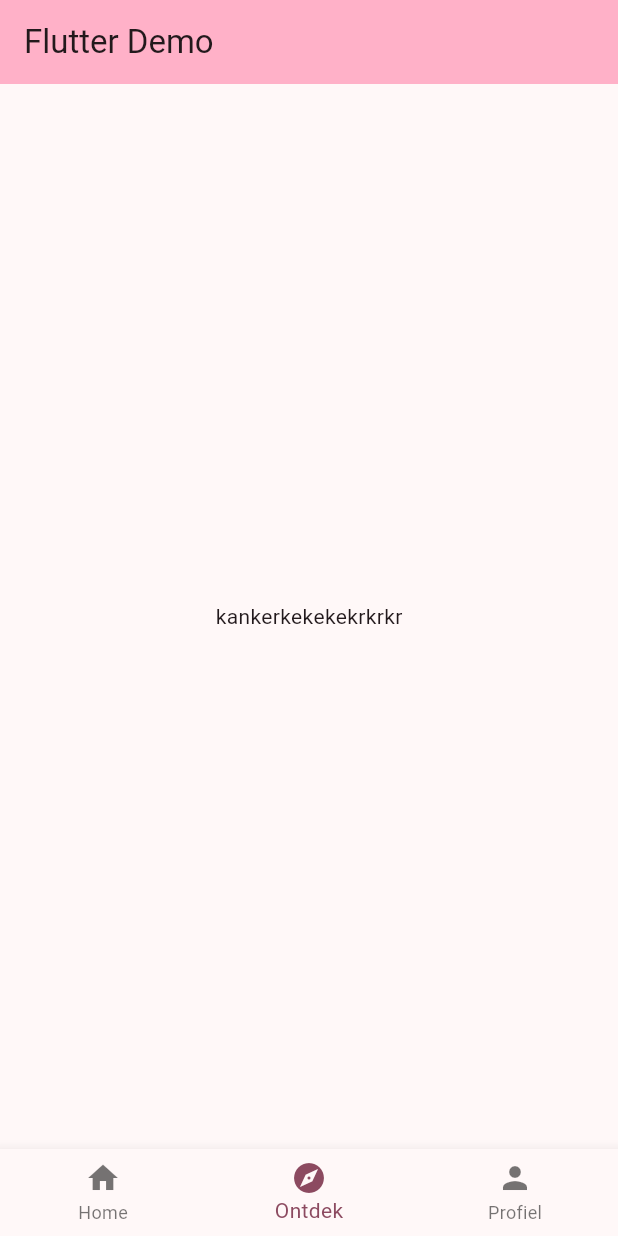
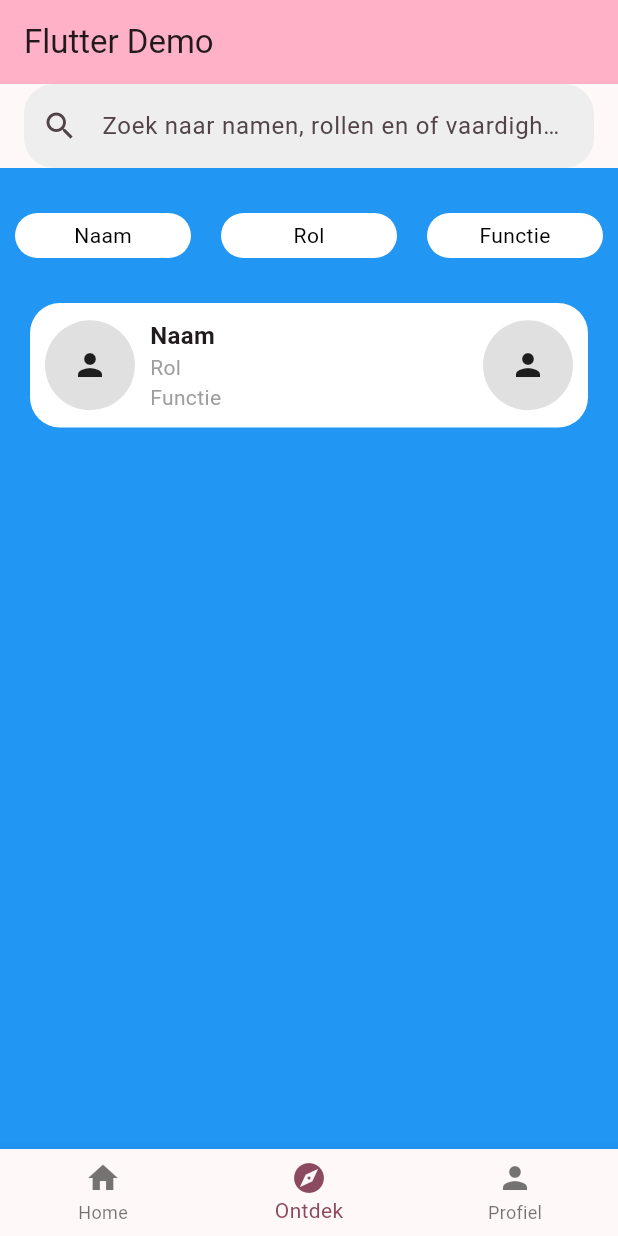
Before and after one commit to brentvanmalsen/rolradar, a Flutter app: the screen it shows after launch, item 2 of the bottom bar chosen, on a phone screen of 412 x 824 dp. Run offline on Flutter 3.47's test engine with Material 3 defaults, Android fonts, the phone set to English and light mode, and no system bars.

Commit message:
profiel sectie toegevoegd

```diff
--- a/lib/ontdek_page.dart
+++ b/lib/ontdek_page.dart
@@ -3,10 +3,192 @@ import 'package:flutter/material.dart';
 class OntdekPage extends StatelessWidget {
   const OntdekPage({Key? key}) : super(key: key);
 
+  void _startSearch(BuildContext context) {
+    showDialog(
+      context: context,
+      builder: (BuildContext context) {
+        return AlertDialog(
+          title: Text('Zoeken'),
+          content: TextField(
+            decoration: InputDecoration(
+              hintText: 'Voer zoekterm in',
+            ),
+          ),
+          actions: [
+            TextButton(
+              onPressed: () {
+                Navigator.of(context).pop();
+              },
+              child: Text('Annuleren'),
+            ),
+            TextButton(
+              onPressed: () {
+                // Voer hier de logica uit voor de zoekactie
+                Navigator.of(context).pop();
+              },
+              child: Text('Zoeken'),
+            ),
+          ],
+        );
+      },
+    );
+  }
+
   @override
   Widget build(BuildContext context) {
-    return Center(
-      child: const Text('kankerkekekekrkrkr'),
+    return Scaffold(
+      backgroundColor: Colors.blue,
+      appBar: PreferredSize(
+        preferredSize: Size.fromHeight(kToolbarHeight),
+        child: AppBar(
+          title: TextField(
+            decoration: InputDecoration(
+              hintText: 'Zoek naar namen, rollen en of vaardigheden ',
+              border: OutlineInputBorder(
+                borderRadius: BorderRadius.circular(20.0),
+                borderSide: BorderSide.none,
+              ),
+              filled: true,
+              fillColor: Colors.grey[200],
+              prefixIcon: IconButton(
+                icon: Icon(Icons.search),
+                onPressed: () {
+                  _startSearch(context);
+                },
+              ),
+            ),
+          ),
+          automaticallyImplyLeading: false,
+        ),
+      ),
+      body: Column(
+        children: [
+          SizedBox(height: 20),
+          Row(
+            mainAxisAlignment: MainAxisAlignment.spaceEvenly,
+            children: [
+              Expanded(
+                child: Container(
+                  height: 30,
+                  margin: EdgeInsets.all(10.0),
+                  decoration: BoxDecoration(
+                    color: Color.fromARGB(255, 255, 255, 255),
+                    borderRadius: BorderRadius.circular(20.0),
+                  ),
+                  child: Center(
+                    child: Text(
+                      'Naam',
+                      style:
+                          TextStyle(color: const Color.fromARGB(255, 0, 0, 0)),
+                    ),
+                  ),
+                ),
+              ),
+              Expanded(
+                child: Container(
+                  height: 30,
+                  margin: EdgeInsets.all(10.0),
+                  decoration: BoxDecoration(
+                    color: Colors.white,
+                    borderRadius: BorderRadius.circular(20.0),
+                  ),
+                  child: Center(
+                    child: Text(
+                      'Rol',
+                      style: TextStyle(color: Colors.black),
+                    ),
+                  ),
+                ),
+              ),
+              Expanded(
+                child: Container(
+                  height: 30,
+                  margin: EdgeInsets.all(10.0),
+                  decoration: BoxDecoration(
+                    color: const Color.fromARGB(255, 255, 255, 255),
+                    borderRadius: BorderRadius.circular(20.0),
+                  ),
+                  child: Center(
+                    child: Text(
+                      'Functie',
+                      style:
+                          TextStyle(color: const Color.fromARGB(255, 0, 0, 0)),
+                    ),
+                  ),
+                ),
+              ),
+            ],
+          ),
+          SizedBox(
+              height: 20), // Ruimte onder de knoppen en boven de profiel sectie
+          // Profiel sectie
+          Container(
+            margin: EdgeInsets.symmetric(horizontal: 20),
+            padding: EdgeInsets.all(10),
+            decoration: BoxDecoration(
+              color: Colors.white,
+              borderRadius: BorderRadius.circular(20),
+            ),
+            child: Row(
+              children: [
+                // Linker foto
+                Container(
+                  width: 60,
+                  height: 60,
+                  decoration: BoxDecoration(
+                    borderRadius: BorderRadius.circular(30),
+                    color: Colors.grey[300],
+                  ),
+                  // Placeholder voor de linker foto
+                  child: Icon(Icons.person),
+                ),
+                SizedBox(width: 10),
+                // Tekstgedeelte
+                Expanded(
+                  child: Column(
+                    crossAxisAlignment: CrossAxisAlignment.start,
+                    children: [
+                      Text(
+                        'Naam',
+                        style: TextStyle(
+                          fontWeight: FontWeight.bold,
+                          fontSize: 16,
+                        ),
+                      ),
+                      Text(
+                        'Rol',
+                        style: TextStyle(
+                          color: Colors.grey,
+                          fontSize: 14,
+                        ),
+                      ),
+                      Text(
+                        'Functie',
+                        style: TextStyle(
+                          color: Colors.grey,
+                          fontSize: 14,
+                        ),
+                      ),
+                    ],
+                  ),
+                ),
+                SizedBox(width: 10),
+                // Rechter foto
+                Container(
+                  width: 60,
+                  height: 60,
+                  decoration: BoxDecoration(
+                    borderRadius: BorderRadius.circular(30),
+                    color: Colors.grey[300],
+                  ),
+                  // Placeholder voor de rechter foto
+                  child: Icon(Icons.person),
+                ),
+              ],
+            ),
+          ),
+        ],
+      ),
     );
   }
 }
```
